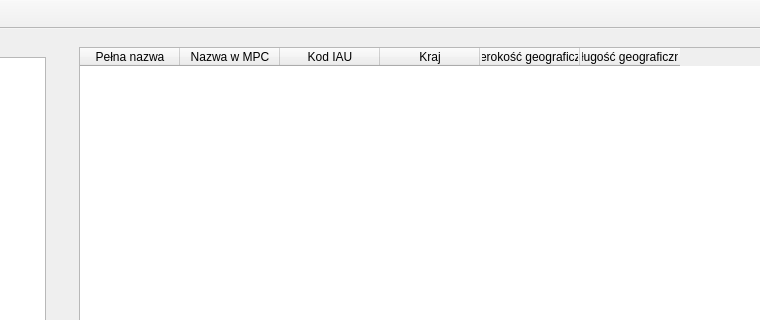
Old version of the form application/gui/mainwindow.ui in the repository Ztrk/database-project; both pictures show x 219 to 979 and y 0 to 320 of the 1108 by 646 pixel window.
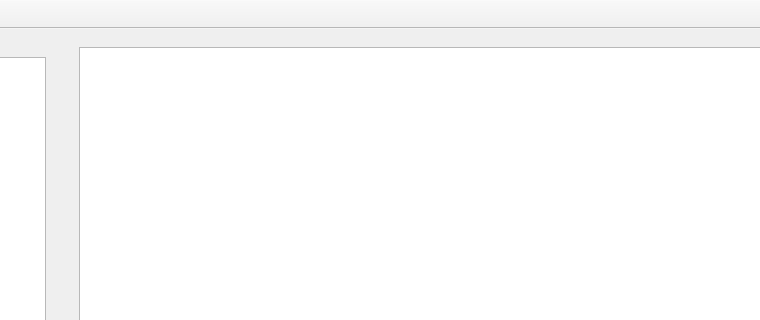
New version of the form. The open tabs and pages were chosen to show the change.

Commit message: Add observatory model and table headers

The edit to the form file:
```diff
--- a/application/gui/mainwindow.ui
+++ b/application/gui/mainwindow.ui
@@ -478,41 +478,7 @@
       <widget class="QWidget" name="observatories_page">
        <layout class="QVBoxLayout" name="verticalLayout_7">
         <item>
-         <widget class="QTableWidget" name="observatories_table">
-          <attribute name="verticalHeaderVisible">
-           <bool>false</bool>
-          </attribute>
-          <column>
-           <property name="text">
-            <string>Pełna nazwa</string>
-           </property>
-          </column>
-          <column>
-           <property name="text">
-            <string>Nazwa w MPC</string>
-           </property>
-          </column>
-          <column>
-           <property name="text">
-            <string>Kod IAU</string>
-           </property>
-          </column>
-          <column>
-           <property name="text">
-            <string>Kraj</string>
-           </property>
-          </column>
-          <column>
-           <property name="text">
-            <string>Szerokość geograficzna</string>
-           </property>
-          </column>
-          <column>
-           <property name="text">
-            <string>Długość geograficzna</string>
-           </property>
-          </column>
-         </widget>
+         <widget class="QTableView" name="observatories_table"/>
         </item>
        </layout>
       </widget>
```
The commit also changes 2 other files.
